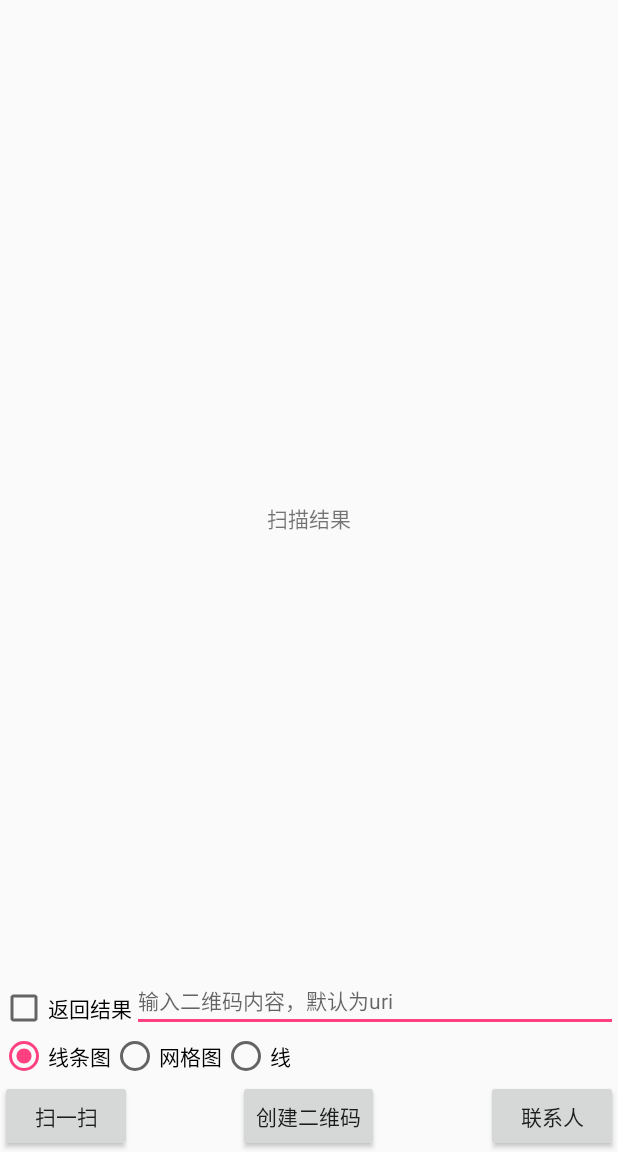
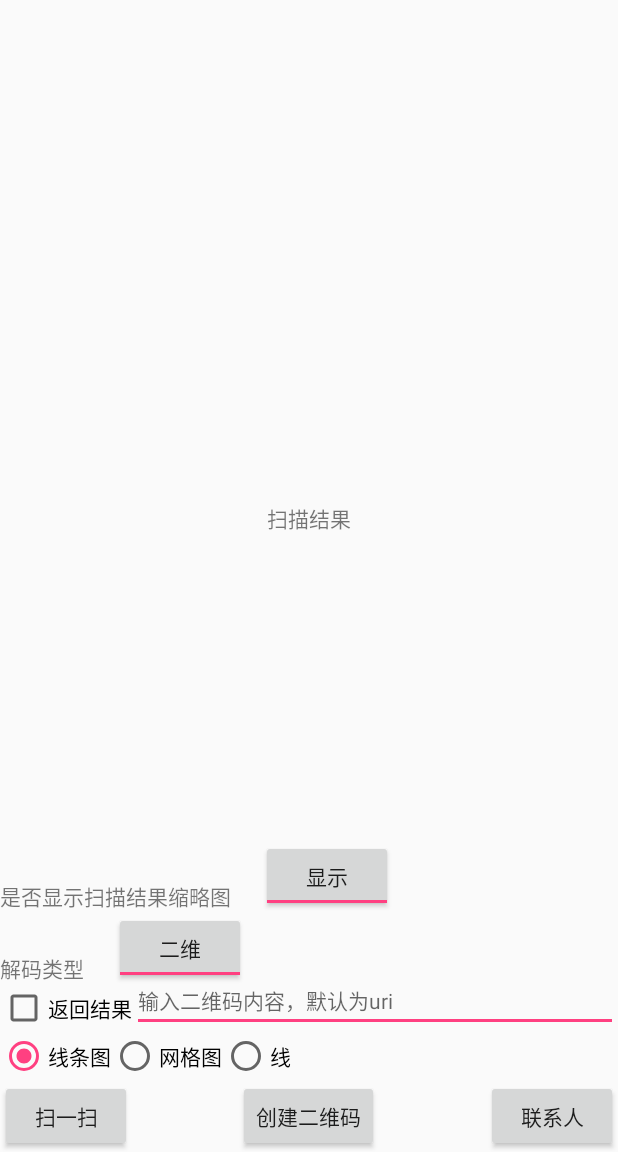
Before and after one commit to mylhyl/Android-Zxing, an Android app: the screen it shows after launch (MainActivity), on a phone screen of 412 x 824 dp, the part 84-1236 px from its top. Run offline under Robolectric (Android 15) with nearby library versions, the phone set to English and light mode, and no system bars.

Commit message:
增加是否显示扫描结果缩略图

```diff
--- a/sample/src/main/java/com/mylhyl/zxing/scanner/sample/MainActivity.java
+++ b/sample/src/main/java/com/mylhyl/zxing/scanner/sample/MainActivity.java
@@ -19,6 +19,7 @@ import android.widget.EditText;
 import android.widget.ImageView;
 import android.widget.RadioGroup;
 import android.widget.TextView;
+import android.widget.ToggleButton;
 
 import com.google.zxing.client.result.ParsedResultType;
 import com.mylhyl.zxing.scanner.common.Scanner;
@@ -30,6 +31,7 @@ public class MainActivity extends BasicActivity {
     private static final int PICK_CONTACT = 1;
     private TextView tvResult;
     private ImageView imageView;
+    private ToggleButton toggleButton, toggleButton2;
     private int laserMode;
 
     @Override
@@ -39,6 +41,8 @@ public class MainActivity extends BasicActivity {
         tvResult = (TextView) findViewById(R.id.textView);
         imageView = (ImageView) findViewById(R.id.imageView);
 
+        toggleButton = (ToggleButton) findViewById(R.id.toggleButton1);
+        toggleButton2 = (ToggleButton) findViewById(R.id.toggleButton2);
         final CheckBox checkBox = (CheckBox) findViewById(R.id.checkBox);
         RadioGroup radioGroup = (RadioGroup) findViewById(R.id.radioGroup);
         radioGroup.setOnCheckedChangeListener(new RadioGroup.OnCheckedChangeListener() {
@@ -70,7 +74,8 @@ public class MainActivity extends BasicActivity {
                 } else {
                     //权限已经被授予，在这里直接写要执行的相应方法即可
                     ScannerActivity.gotoActivity(MainActivity.this,
-                            checkBox.isChecked(), laserMode);
+                            checkBox.isChecked(), laserMode, toggleButton.isChecked()
+                            , toggleButton2.isChecked());
                 }
             }
         });
@@ -81,17 +86,20 @@ public class MainActivity extends BasicActivity {
             @Override
             public void onClick(View v) {
                 Resources res = getResources();
-                Bitmap logoBitmap = BitmapFactory.decodeResource(res, R.mipmap.btn_wheelview_ok_normal);
+                Bitmap logoBitmap = BitmapFactory.decodeResource(res, R.mipmap
+                        .btn_wheelview_ok_normal);
                 String qrContent = editText.getText().toString();
                 Bitmap bitmap = new QREncode.Builder(MainActivity.this)
                         //二维码颜色
                         .setColor(getResources().getColor(R.color.colorPrimary))
                         //二维码类型
-                        .setParsedResultType(TextUtils.isEmpty(qrContent) ? ParsedResultType.URI : ParsedResultType.TEXT)
+                        .setParsedResultType(TextUtils.isEmpty(qrContent) ? ParsedResultType.URI
+                                : ParsedResultType.TEXT)
                         //二维码内容
-                        .setContents(TextUtils.isEmpty(qrContent) ? "https://github.com/mylhyl" : qrContent)
+                        .setContents(TextUtils.isEmpty(qrContent) ? "https://github.com/mylhyl" :
+                                qrContent)
 //                        .setSize(100)
-                        .setLogoBitmap(logoBitmap,90)
+                        .setLogoBitmap(logoBitmap, 90)
                         .build().encodeAsBitmap();
                 imageView.setImageBitmap(bitmap);
                 tvResult.setText("单击识别图中二维码");
@@ -102,7 +110,8 @@ public class MainActivity extends BasicActivity {
         findViewById(R.id.button3).setOnClickListener(new View.OnClickListener() {
             @Override
             public void onClick(View v) {
-                Intent intent = new Intent(Intent.ACTION_PICK, ContactsContract.Contacts.CONTENT_URI);
+                Intent intent = new Intent(Intent.ACTION_PICK, ContactsContract.Contacts
+                        .CONTENT_URI);
                 intent.addFlags(Intent.FLAG_ACTIVITY_CLEAR_WHEN_TASK_RESET);
                 startActivityForResult(intent, PICK_CONTACT);
             }
--- a/sample/src/main/res/layout/activity_main.xml
+++ b/sample/src/main/res/layout/activity_main.xml
@@ -1,12 +1,12 @@
 <?xml version="1.0" encoding="utf-8"?>
 <RelativeLayout xmlns:android="http://schemas.android.com/apk/res/android"
-    xmlns:tools="http://schemas.android.com/tools"
-    android:layout_width="match_parent"
-    android:layout_height="match_parent"
-    android:orientation="vertical"
-    tools:context="com.mylhyl.zxing.scanner.sample.MainActivity">
+                xmlns:tools="http://schemas.android.com/tools"
+                android:layout_width="match_parent"
+                android:layout_height="match_parent"
+                android:orientation="vertical"
+                tools:context="com.mylhyl.zxing.scanner.sample.MainActivity">
 
-    <include layout="@layout/include_toolbar" />
+    <include layout="@layout/include_toolbar"/>
 
     <TextView
         android:id="@+id/textView"
@@ -14,14 +14,14 @@
         android:layout_height="wrap_content"
         android:layout_above="@+id/imageView"
         android:layout_centerHorizontal="true"
-        android:text="扫描结果" />
+        android:text="扫描结果"/>
 
     <ImageView
         android:id="@+id/imageView"
         android:layout_width="wrap_content"
         android:layout_height="wrap_content"
         android:layout_centerHorizontal="true"
-        android:layout_centerVertical="true" />
+        android:layout_centerVertical="true"/>
 
     <Button
         android:id="@+id/button"
@@ -29,7 +29,7 @@
         android:layout_height="wrap_content"
         android:layout_alignParentBottom="true"
         android:layout_alignParentLeft="true"
-        android:text="扫一扫" />
+        android:text="扫一扫"/>
 
     <Button
         android:id="@+id/button2"
@@ -37,7 +37,7 @@
         android:layout_height="wrap_content"
         android:layout_alignParentBottom="true"
         android:layout_centerHorizontal="true"
-        android:text="创建二维码" />
+        android:text="创建二维码"/>
 
     <Button
         android:id="@+id/button3"
@@ -45,7 +45,7 @@
         android:layout_height="wrap_content"
         android:layout_alignParentBottom="true"
         android:layout_alignParentRight="true"
-        android:text="联系人" />
+        android:text="联系人"/>
 
     <CheckBox
         android:id="@+id/checkBox"
@@ -54,7 +54,7 @@
         android:layout_above="@+id/radioGroup"
         android:layout_alignParentLeft="true"
         android:layout_alignParentStart="true"
-        android:text="返回结果" />
+        android:text="返回结果"/>
 
     <RadioGroup
         android:id="@+id/radioGroup"
@@ -71,19 +71,19 @@
             android:layout_width="wrap_content"
             android:layout_height="wrap_content"
             android:checked="true"
-            android:text="线条图" />
+            android:text="线条图"/>
 
         <RadioButton
             android:id="@+id/radioButton2"
             android:layout_width="wrap_content"
             android:layout_height="wrap_content"
-            android:text="网格图" />
+            android:text="网格图"/>
 
         <RadioButton
             android:id="@+id/radioButton3"
             android:layout_width="wrap_content"
             android:layout_height="wrap_content"
-            android:text="线" />
+            android:text="线"/>
     </RadioGroup>
 
     <EditText
@@ -91,7 +91,48 @@
         android:layout_width="match_parent"
         android:layout_height="wrap_content"
         android:layout_above="@+id/radioGroup"
-        android:textSize="14sp"
         android:layout_toRightOf="@+id/checkBox"
-        android:hint="输入二维码内容，默认为uri" />
+        android:hint="输入二维码内容，默认为uri"
+        android:textSize="14sp"/>
+
+    <TextView
+        android:id="@+id/textView10"
+        android:layout_width="wrap_content"
+        android:layout_height="wrap_content"
+        android:layout_above="@+id/checkBox"
+        android:layout_alignParentLeft="true"
+        android:layout_alignParentStart="true"
+        android:text="解码类型"/>
+
+    <ToggleButton
+        android:id="@+id/toggleButton1"
+        android:layout_width="wrap_content"
+        android:layout_height="wrap_content"
+        android:layout_alignBottom="@id/textView10"
+        android:layout_marginLeft="20dp"
+        android:layout_toRightOf="@id/textView10"
+        android:checked="true"
+        android:textOff="一维"
+        android:textOn="二维"/>
+
+    <TextView
+        android:id="@+id/textView11"
+        android:layout_width="wrap_content"
+        android:layout_height="wrap_content"
+        android:layout_above="@+id/toggleButton1"
+        android:layout_alignParentLeft="true"
+        android:layout_alignParentStart="true"
+        android:text="是否显示扫描结果缩略图"/>
+
+
+    <ToggleButton
+        android:id="@+id/toggleButton2"
+        android:layout_width="wrap_content"
+        android:layout_height="wrap_content"
+        android:layout_alignBottom="@id/textView11"
+        android:layout_marginLeft="20dp"
+        android:layout_toRightOf="@id/textView11"
+        android:checked="true"
+        android:textOff="不显示"
+        android:textOn="显示"/>
 </RelativeLayout>
--- a/zxingscanner/src/main/java/com/mylhyl/zxing/scanner/decode/QRDecode.java
+++ b/zxingscanner/src/main/java/com/mylhyl/zxing/scanner/decode/QRDecode.java
@@ -28,7 +28,7 @@ import java.util.Map;
  */
 public final class QRDecode {
 
-    public static final Map<DecodeHintType, Object> HINTS = new EnumMap<DecodeHintType, Object>(DecodeHintType.class);
+    public static final Map<DecodeHintType, Object> HINTS = new EnumMap<>(DecodeHintType.class);
 
     static {
         List<BarcodeFormat> formats = new ArrayList<BarcodeFormat>();
```
Also changed, not shown: build.gradle (+2 -9 lines), sample/src/main/java/com/mylhyl/zxing/scanner/sample/BasicScannerActivity.java (+18 -5 lines), sample/src/main/java/com/mylhyl/zxing/scanner/sample/ScannerActivity.java (+22 -6 lines), zxingscanner/build.gradle (+102 -12 lines), zxingscanner/src/main/java/com/mylhyl/zxing/scanner/ScannerView.java (+19 -3 lines), zxingscanner/src/main/java/com/mylhyl/zxing/scanner/ScannerViewHandler.java (+4 -3 lines), zxingscanner/src/main/java/com/mylhyl/zxing/scanner/decode/DecodeHandler.java (+8 -3 lines), zxingscanner/src/main/java/com/mylhyl/zxing/scanner/decode/DecodeThread.java (+7 -4 lines), 1 other file.
